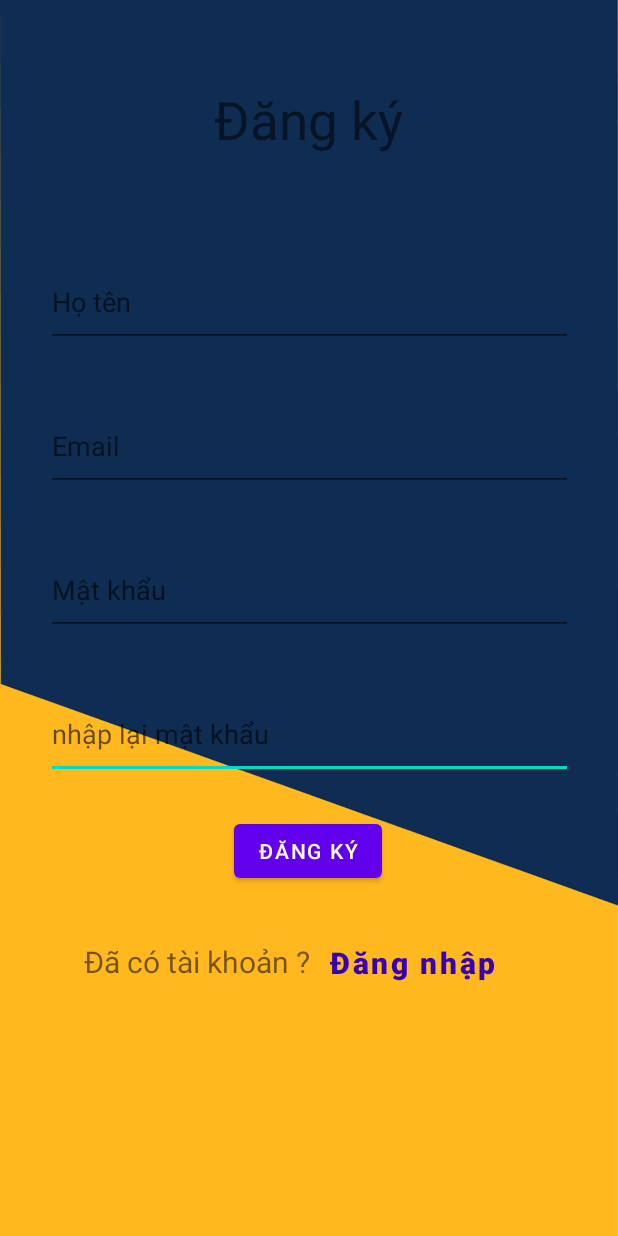
After one commit to LvNammm/LTPhone, an Android app: the RegisterActivity screen opened directly, with no data from a screen before it, on a phone screen of 412 x 824 dp. The commit adds this screen. Run offline under Robolectric (Android 15) with nearby library versions, the phone set to English and light mode, and no system bars.

Commit message:
up form login

```diff
--- a/app/build.gradle
+++ b/app/build.gradle
@@ -39,6 +39,7 @@ dependencies {
     implementation 'androidx.constraintlayout:constraintlayout:2.1.3'
     implementation 'androidx.navigation:navigation-fragment:2.4.1'
     implementation 'androidx.navigation:navigation-ui:2.4.1'
+    implementation 'com.squareup.okhttp3:okhttp:3.2.0'
     implementation files('libs\\mysql-connector-j-8.0.32.jar')
     testImplementation 'junit:junit:4.13.2'
     androidTestImplementation 'androidx.test.ext:junit:1.1.5'
--- /dev/null
+++ b/app/src/main/res/layout/activity_register.xml
@@ -0,0 +1,108 @@
+<?xml version="1.0" encoding="utf-8"?>
+<androidx.constraintlayout.widget.ConstraintLayout xmlns:android="http://schemas.android.com/apk/res/android"
+    xmlns:app="http://schemas.android.com/apk/res-auto"
+    xmlns:tools="http://schemas.android.com/tools"
+    android:layout_width="match_parent"
+    android:layout_height="match_parent"
+    tools:context=".RegisterActivity"
+    android:background="@drawable/login">
+
+    <EditText
+        android:id="@+id/repassword"
+        android:layout_width="351dp"
+        android:layout_height="60dp"
+        android:layout_marginTop="36dp"
+        android:ems="10"
+        android:hint="nhập lại mật khẩu"
+        android:inputType="textPersonName"
+        app:layout_constraintStart_toStartOf="@+id/password"
+        app:layout_constraintTop_toBottomOf="@+id/password" />
+
+    <EditText
+        android:id="@+id/password"
+        android:layout_width="351dp"
+        android:layout_height="60dp"
+        android:layout_marginTop="36dp"
+        android:ems="10"
+        android:hint="Mật khẩu"
+        android:inputType="textPersonName"
+        android:password="true"
+        app:layout_constraintStart_toStartOf="@+id/email"
+        app:layout_constraintTop_toBottomOf="@+id/email"
+        tools:ignore="Deprecated" />
+
+    <EditText
+        android:id="@+id/email"
+        android:layout_width="351dp"
+        android:layout_height="60dp"
+        android:layout_marginTop="36dp"
+        android:ems="10"
+        android:hint="Email"
+        android:inputType="textPersonName"
+        app:layout_constraintStart_toStartOf="@+id/fullname"
+        app:layout_constraintTop_toBottomOf="@+id/fullname" />
+
+    <TextView
+        android:id="@+id/textView3"
+        android:layout_width="158dp"
+        android:layout_height="75dp"
+        android:text="Đăng ký"
+        android:textAlignment="center"
+        android:textSize="35dp"
+        app:layout_constraintBottom_toBottomOf="parent"
+        app:layout_constraintEnd_toEndOf="parent"
+        app:layout_constraintHorizontal_bias="0.498"
+        app:layout_constraintStart_toStartOf="parent"
+        app:layout_constraintTop_toTopOf="parent"
+        app:layout_constraintVertical_bias="0.075" />
+
+    <EditText
+        android:id="@+id/fullname"
+        android:layout_width="351dp"
+        android:layout_height="60dp"
+        android:layout_marginTop="40dp"
+        android:ems="10"
+        android:hint="Họ tên"
+        android:inputType="textPersonName"
+        app:layout_constraintEnd_toEndOf="parent"
+        app:layout_constraintStart_toStartOf="parent"
+        app:layout_constraintTop_toBottomOf="@+id/textView3" />
+
+    <Button
+        android:id="@+id/registerBtn"
+        android:layout_width="wrap_content"
+        android:layout_height="wrap_content"
+        android:layout_marginTop="24dp"
+        android:text="Đăng ký"
+        app:layout_constraintEnd_toEndOf="parent"
+        app:layout_constraintHorizontal_bias="0.498"
+        app:layout_constraintStart_toStartOf="parent"
+        app:layout_constraintTop_toBottomOf="@+id/repassword" />
+
+    <TextView
+        android:id="@+id/textView4"
+        android:layout_width="198dp"
+        android:layout_height="49dp"
+        android:layout_marginStart="56dp"
+        android:layout_marginTop="36dp"
+        android:text="Đã có tài khoản ?"
+        android:textSize="20dp"
+        app:layout_constraintStart_toStartOf="parent"
+        app:layout_constraintTop_toBottomOf="@+id/registerBtn" />
+
+    <Button
+        android:id="@+id/loginBtn"
+        android:layout_width="188dp"
+        android:layout_height="81dp"
+        android:layout_marginStart="204dp"
+        android:layout_marginTop="10dp"
+        android:background="@android:color/transparent"
+        android:text="Đăng nhập"
+        android:textAlignment="viewStart"
+        android:textAllCaps="false"
+        android:textColor="@color/purple_700"
+        android:textSize="20dp"
+        android:textStyle="bold"
+        app:layout_constraintStart_toStartOf="parent"
+        app:layout_constraintTop_toBottomOf="@+id/registerBtn" />
+</androidx.constraintlayout.widget.ConstraintLayout>
```
Also changed, not shown: app/src/main/AndroidManifest.xml (+21 -14 lines), app/src/main/java/com/example/ltuddd/LoginActivity.java (renamed from app/src/main/java/com/example/ltuddd/MainActivity2.java, +43 -25 lines), app/src/main/java/com/example/ltuddd/RegisterActivity.java (added, +124 -0 lines), app/src/main/java/com/example/ltuddd/Utils/OkHttpHandler.java (added, +60 -0 lines), app/src/main/java/com/example/ltuddd/Utils/URLRequest.java (added, +8 -0 lines), app/src/main/res/anim/animation_hint_login.xml (added, +10 -0 lines), app/src/main/res/layout/activity_login.xml (+32 -1 lines), app/src/main/res/layout/activity_main.xml (+7 -7 lines), app/src/main/res/transition/animation_hint_login.xml (added, +14 -0 lines), app/src/main/res/drawable/layout_login.png (added), 1 other file.
